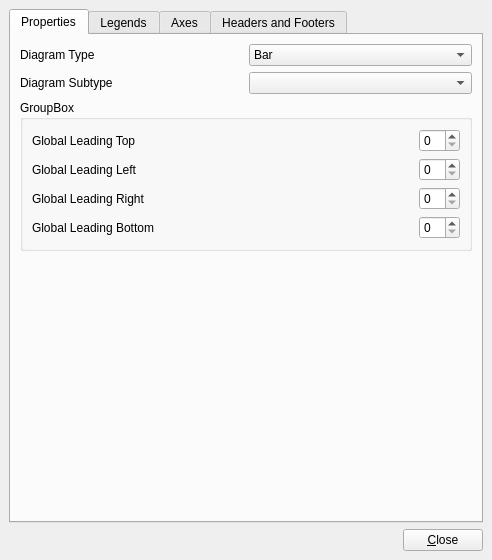
KDAB/KDChart, file plugins/kdchartchartdesignercustomeditor.ui: the form before one commit.
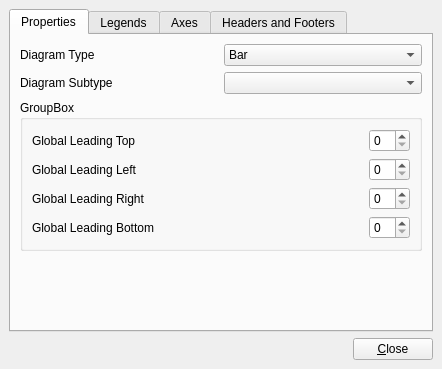
The form after the commit.

Commit message: Even a bit smaller.

Patch:
```diff
--- a/plugins/kdchartchartdesignercustomeditor.ui
+++ b/plugins/kdchartchartdesignercustomeditor.ui
@@ -5,8 +5,8 @@
    <rect>
     <x>0</x>
     <y>0</y>
-    <width>492</width>
-    <height>560</height>
+    <width>420</width>
+    <height>369</height>
    </rect>
   </property>
   <property name="windowTitle" >
```
